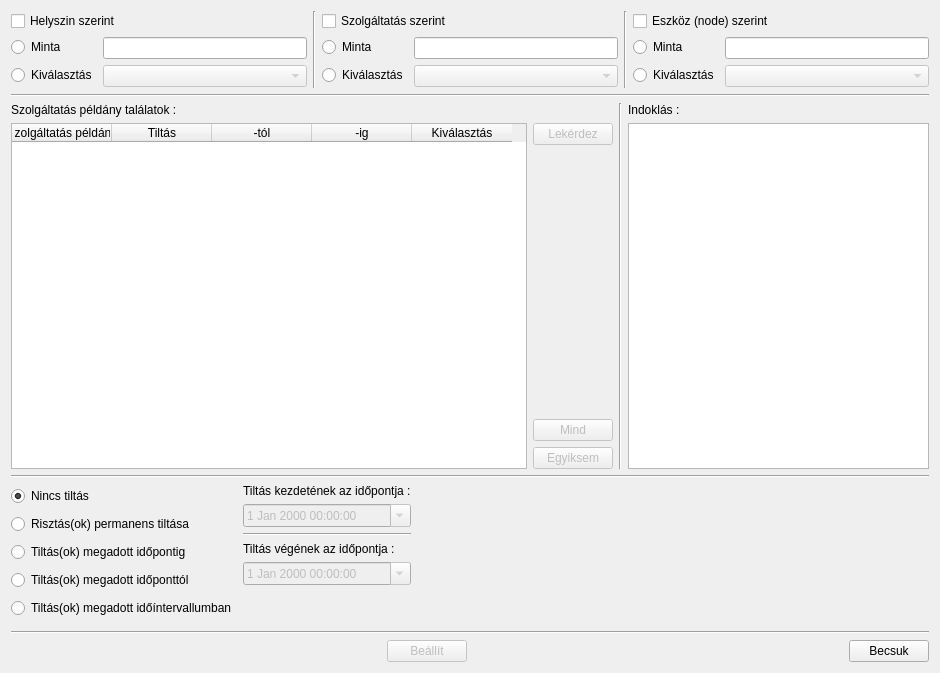
This is lv2g/noalarm.ui in csikfer/lanview2 as Qt 5 draws it before an edit. The edited form follows.
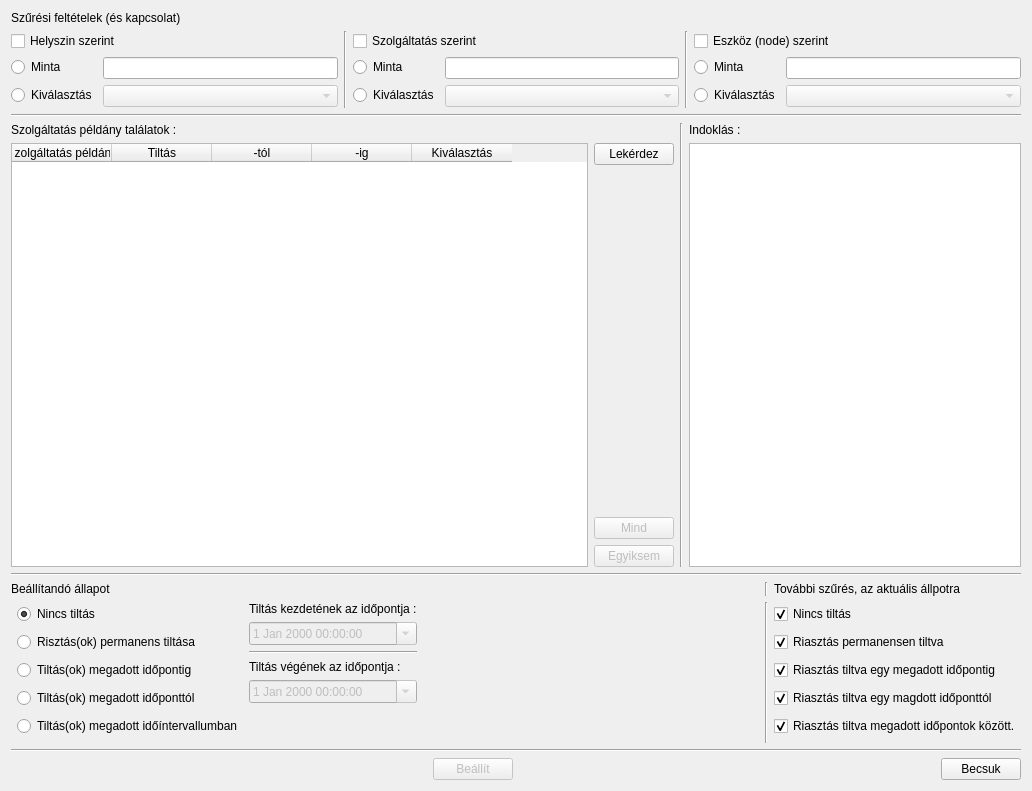
This is the edited form.

Commit message: Riastrások tiltása megvan, de tesztelendő. Riasztási hang is megvan, szintén tesztelendő. Hibajavítások.

Patch:
```diff
--- a/lv2g/noalarm.ui
+++ b/lv2g/noalarm.ui
@@ -6,14 +6,21 @@
    <rect>
     <x>0</x>
     <y>0</y>
-    <width>940</width>
-    <height>673</height>
+    <width>1032</width>
+    <height>791</height>
    </rect>
   </property>
   <property name="windowTitle">
    <string>Form</string>
   </property>
-  <layout class="QVBoxLayout" name="verticalLayout" stretch="0,0,2,0,0,0,0">
+  <layout class="QVBoxLayout" name="verticalLayout" stretch="0,0,0,10,0,0,0,0">
+   <item>
+    <widget class="QLabel" name="label_3">
+     <property name="text">
+      <string>Szűrési feltételek (és kapcsolat)</string>
+     </property>
+    </widget>
+   </item>
    <item>
     <layout class="QHBoxLayout" name="horizontalLayout_4">
      <item>
@@ -219,7 +226,7 @@
          <item>
           <widget class="QPushButton" name="pushButtonFetch">
            <property name="enabled">
-            <bool>false</bool>
+            <bool>true</bool>
            </property>
            <property name="text">
             <string>Lekérdez</string>
@@ -294,7 +301,84 @@
     </widget>
    </item>
    <item>
+    <layout class="QGridLayout" name="gridLayout_2">
+     <item row="0" column="0">
+      <widget class="QLabel" name="label">
+       <property name="text">
+        <string>Beállítandó állapot</string>
+       </property>
+      </widget>
+     </item>
+     <item row="0" column="3">
+      <widget class="QLabel" name="label_2">
+       <property name="text">
+        <string>További szűrés, az aktuális állpotra</string>
+       </property>
+      </widget>
+     </item>
+     <item row="1" column="3">
+      <layout class="QVBoxLayout" name="verticalLayout_2">
+       <item>
+        <widget class="QCheckBox" name="checkBoxOff">
+         <property name="text">
+          <string>Nincs tiltás</string>
+         </property>
+         <property name="checked">
+          <bool>true</bool>
+         </property>
+        </widget>
+       </item>
+       <item>
+        <widget class="QCheckBox" name="checkBoxOn">
+         <property name="text">
+          <string>Riasztás permanensen tiltva</string>
+         </property>
+         <property name="checked">
+          <bool>true</bool>
+         </property>
+        </widget>
+       </item>
+       <item>
+        <widget class="QCheckBox" name="checkBoxTo">
+         <property name="text">
+          <string>Riasztás tiltva egy megadott időpontig</string>
+         </property>
+         <property name="checked">
+          <bool>true</bool>
+         </property>
+        </widget>
+       </item>
+       <item>
+        <widget class="QCheckBox" name="checkBoxFrom">
+         <property name="text">
+          <string>Riasztás tiltva egy magdott időponttól</string>
+         </property>
+         <property name="checked">
+          <bool>true</bool>
+         </property>
+        </widget>
+       </item>
+       <item>
+        <widget class="QCheckBox" name="checkBoxFromTo">
+         <property name="text">
+          <string>Riasztás tiltva megadott időpontok között.</string>
+         </property>
+         <property name="checked">
+          <bool>true</bool>
+         </property>
+        </widget>
+       </item>
+      </layout>
+     </item>
+     <item row="1" column="0">
     <layout class="QHBoxLayout" name="horizontalLayout_2">
+       <item>
+        <widget class="Line" name="line_5">
+         <property name="orientation">
+          <enum>Qt::Horizontal</enum>
+         </property>
+        </widget>
+       </item>
      <item>
       <layout class="QVBoxLayout" name="verticalLayoutType">
        <item>
@@ -411,7 +495,9 @@
        </item>
       </layout>
      </item>
-     <item>
+      </layout>
+     </item>
+     <item row="1" column="1">
       <spacer name="horizontalSpacer_3">
        <property name="orientation">
         <enum>Qt::Horizontal</enum>
@@ -424,10 +510,24 @@
        </property>
       </spacer>
      </item>
+     <item row="1" column="2">
+      <widget class="Line" name="line_8">
+       <property name="orientation">
+        <enum>Qt::Vertical</enum>
+       </property>
+      </widget>
+     </item>
+     <item row="0" column="2">
+      <widget class="Line" name="line_9">
+       <property name="orientation">
+        <enum>Qt::Vertical</enum>
+       </property>
+      </widget>
+     </item>
     </layout>
    </item>
    <item>
-    <widget class="Line" name="line_5">
+    <widget class="Line" name="line_10">
      <property name="orientation">
       <enum>Qt::Horizontal</enum>
      </property>
```
Left out of the diff: 48 changed lines with no effect on the pictures. Lines whose indentation alone changed are shown as unchanged. The commit also changes 8 other files.
